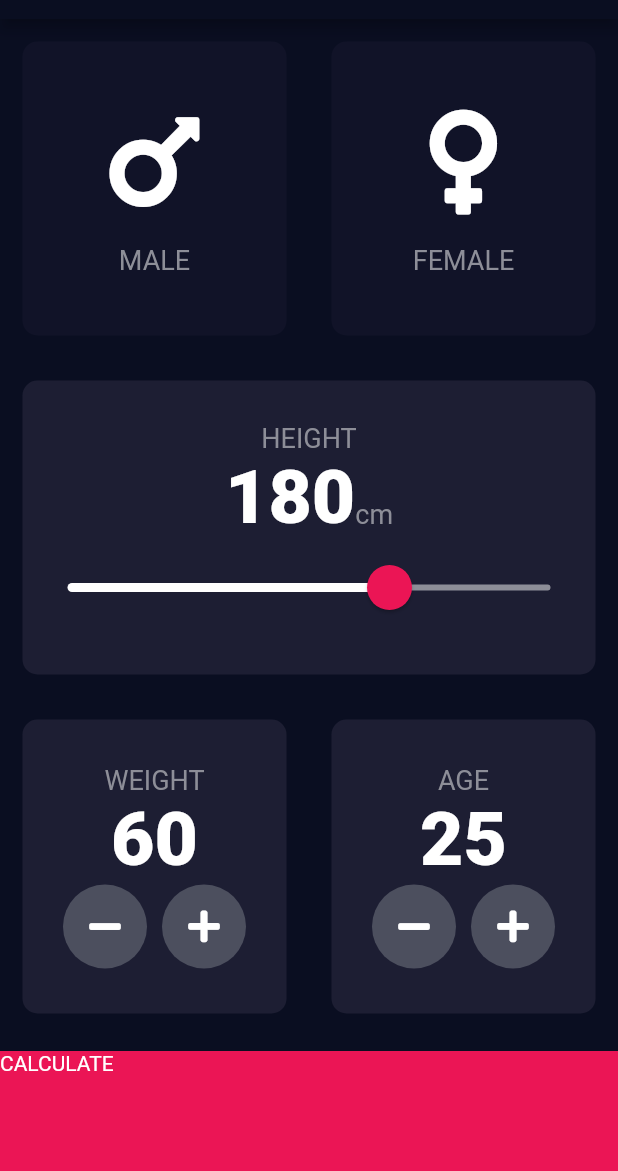
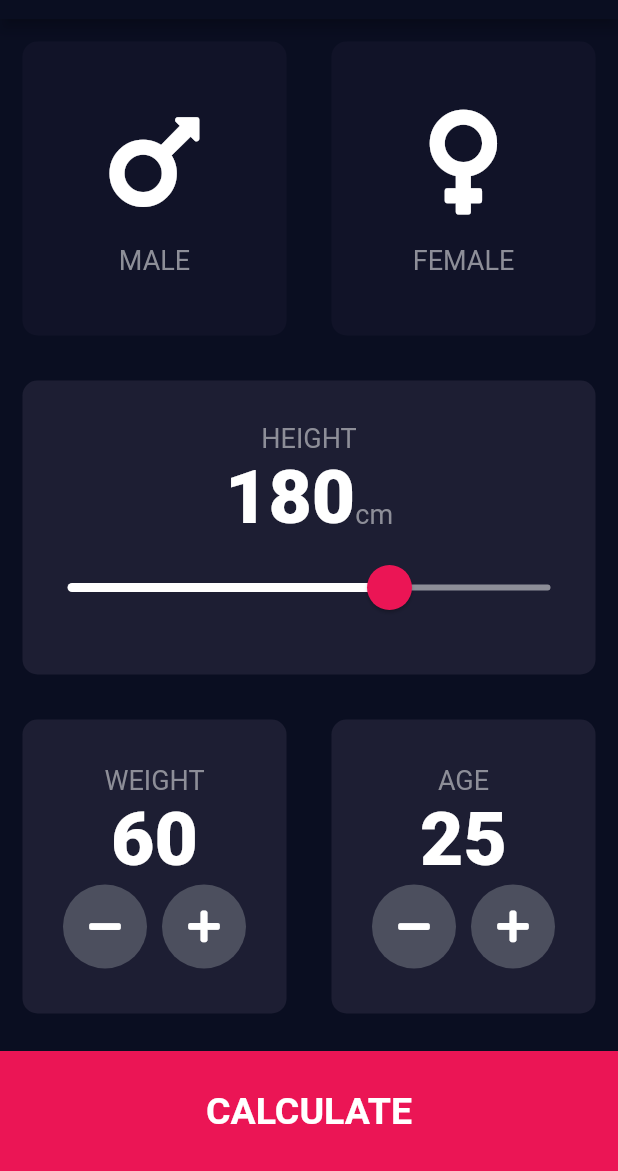
Before and after one commit to killerwilmer/appbrewery_flutter, a Flutter app: the screen it shows after launch, on a phone screen of 412 x 824 dp, the part 65-1236 px from its top. Run offline on Flutter 3.47's test engine with Material 2 defaults, Android fonts, the phone set to English and light mode, and no system bars; our stand-ins replace audioplayers, font_awesome_flutter, rflutter_alert.

Commit message:
Apply style for CALCULATE and center the text

```diff
--- a/bmi-calculator-flutter/lib/input_page.dart
+++ b/bmi-calculator-flutter/lib/input_page.dart
@@ -212,7 +212,12 @@ class _InputPageState extends State<InputPage> {
               Navigator.pushNamed(context, '/results');
             },
             child: Container(
-              child: Text('CALCULATE'),
+              child: Center(
+                child: Text(
+                  'CALCULATE',
+                  style: kLargeButtonTextStyle,
+                ),
+              ),
               color: kBottomContainerColour,
               margin: EdgeInsets.only(top: 10.0),
               width: double.infinity,
```
